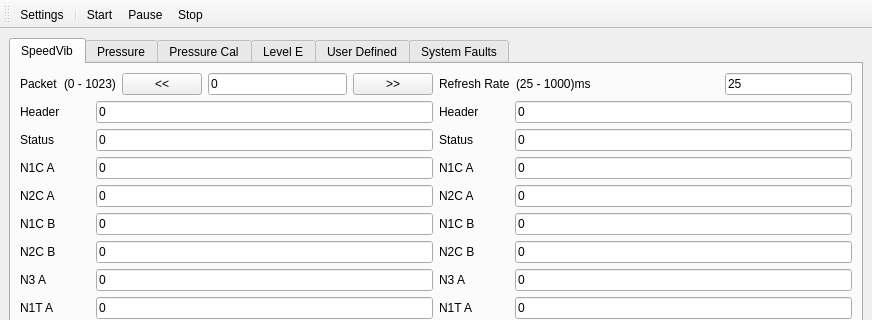
bdankwa/etherlink, file etherlink/gui/etherlink.ui: the form before one commit; both pictures show x 0 to 872 and y 0 to 320 of the 872 by 762 pixel window.
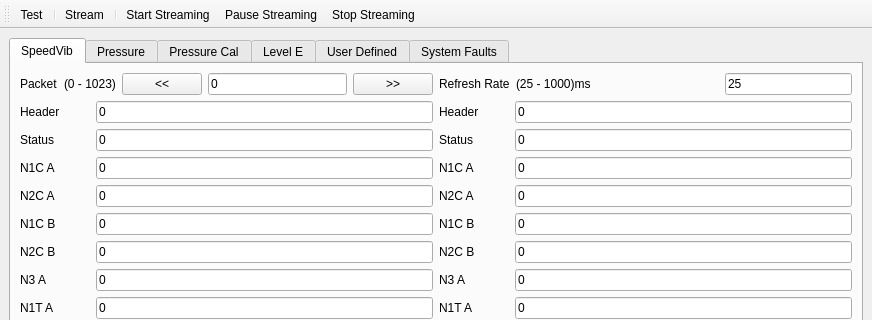
The form after the commit.

Commit message: created Test window

Patch:
```diff
--- a/etherlink/gui/etherlink.ui
+++ b/etherlink/gui/etherlink.ui
@@ -5448,30 +5448,40 @@
    <attribute name="toolBarBreak">
     <bool>false</bool>
    </attribute>
-   <addaction name="actionSettings"/>
+   <addaction name="actionTest"/>
+   <addaction name="separator"/>
+   <addaction name="actionStream"/>
    <addaction name="separator"/>
    <addaction name="actionStart"/>
    <addaction name="actionPause"/>
    <addaction name="actionStop"/>
   </widget>
-  <action name="actionSettings">
+  <action name="actionTest">
    <property name="text">
-    <string>Settings</string>
+    <string>Test</string>
    </property>
   </action>
   <action name="actionStart">
    <property name="text">
-    <string>Start</string>
+    <string>Start Streaming</string>
    </property>
   </action>
   <action name="actionPause">
    <property name="text">
-    <string>Pause</string>
+    <string>Pause Streaming</string>
    </property>
   </action>
   <action name="actionStop">
    <property name="text">
-    <string>Stop</string>
+    <string>Stop Streaming</string>
+   </property>
+  </action>
+  <action name="actionStream">
+   <property name="text">
+    <string>Stream</string>
+   </property>
+   <property name="toolTip">
+    <string>Start Streaming</string>
    </property>
   </action>
  </widget>
```
The commit also changes 8 other files.
